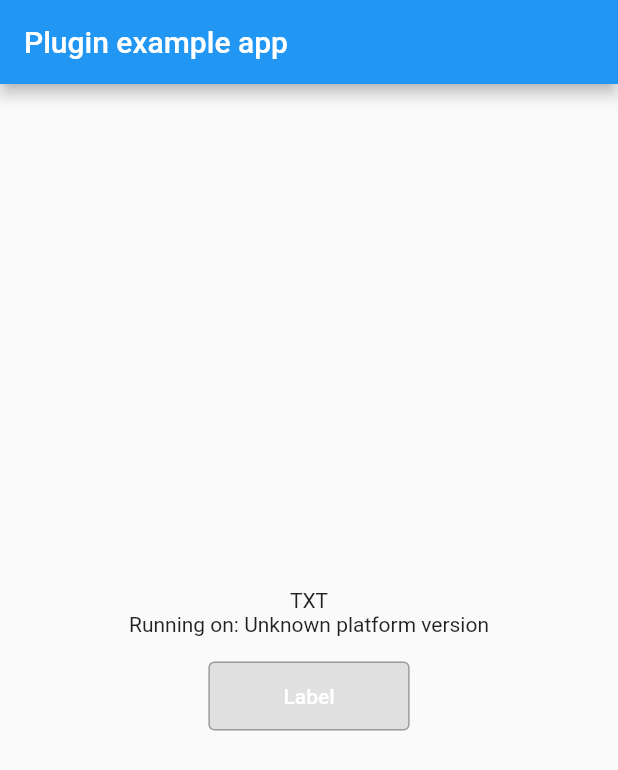
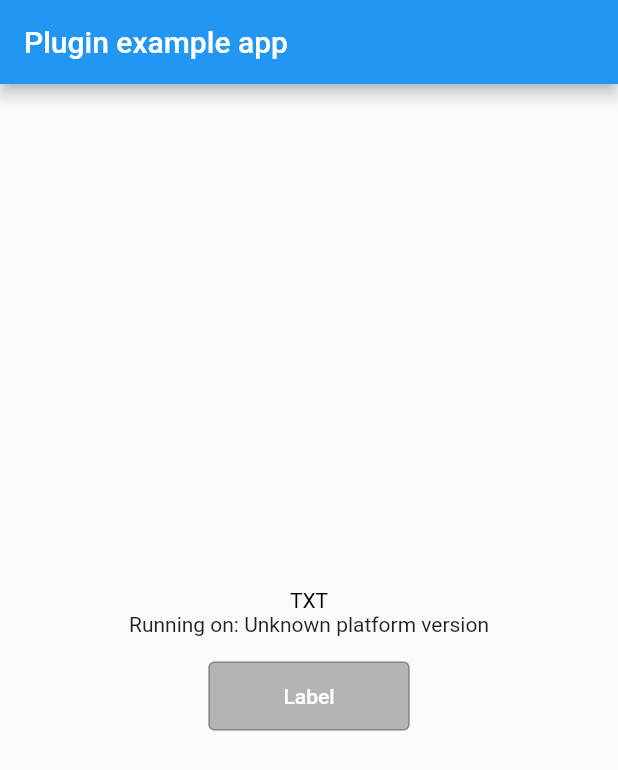
Before and after one commit to AkitoYamashita/stra, a Flutter app: the screen it shows after launch, on a phone screen of 412 x 824 dp. Shown: the top 770 px of the screen. Run offline on Flutter 3.47's test engine with Material 2 defaults, Android fonts, the phone set to English and light mode, and no system bars; our stand-ins replace flutter_svg, font_awesome_flutter, plugin_platform_interface, yaml; missing offline and left inert: dart:html.

Commit message:
style color update

```diff
--- a/lib/widgets/btn.dart
+++ b/lib/widgets/btn.dart
@@ -68,10 +68,10 @@ class Btn extends StatelessWidget {
               padding: padding,
               minimumSize: minimumSize,
               side: const BorderSide(
-                color: Colors.grey,
+                color: Colors.black26,
               ),
               shadowColor: Colors.transparent,
-              backgroundColor: const Color.fromARGB(255, 224, 224, 224),
+              backgroundColor: const Color.fromARGB(255, 180, 180, 180),
             ),
         onPressed: onPressed,
         child: child ?? Text(label),
--- a/lib/widgets/col.dart
+++ b/lib/widgets/col.dart
@@ -13,7 +13,7 @@ class Col extends StatelessWidget {
     MainAxisAlignment? mainAxisAlignment,
     CrossAxisAlignment? crossAxisAlignment,
   })  : backgroundColor =
-            backgroundColor ?? const Color.fromARGB(255, 224, 224, 224),
+            backgroundColor ?? const Color.fromARGB(255, 180, 180, 180),
         mainAxisSize = mainAxisSize ?? MainAxisSize.max,
         mainAxisAlignment = mainAxisAlignment ?? MainAxisAlignment.start,
         crossAxisAlignment = crossAxisAlignment ?? CrossAxisAlignment.center,
@@ -40,7 +40,7 @@ class Col extends StatelessWidget {
       padding: const EdgeInsets.all(2),
       decoration: BoxDecoration(
         border: Border.all(
-          color: Colors.grey,
+          color: Colors.black26,
         ),
         color: backgroundColor,
       ),
--- a/lib/widgets/txt.dart
+++ b/lib/widgets/txt.dart
@@ -16,7 +16,7 @@ class Txt extends StatelessWidget {
   @override
   Widget build(BuildContext context) {
     final style = TextStyle(
-      color: color,
+      color: color == null ? Colors.black : color!,
       fontSize: fontSize,
     );
     return Text(
--- a/lib/widgets/view.dart
+++ b/lib/widgets/view.dart
@@ -18,7 +18,8 @@ class View extends StatelessWidget {
     MainAxisAlignment? mainAxisAlignment,
     CrossAxisAlignment? crossAxisAlignment,
   })  : appBarDisable = appBarDisable ?? false,
-        backgroundColor = backgroundColor ?? Colors.white,
+        backgroundColor =
+            backgroundColor ?? const Color.fromARGB(255, 180, 180, 180),
         widgetWrapperCallback = widgetWrapperCallback ?? _widgetWrapperCallback,
         widgetCallback = widgetCallback ?? _widgetCallback,
         mainAxisSize = mainAxisSize ?? MainAxisSize.max,
@@ -40,7 +41,7 @@ class View extends StatelessWidget {
       padding: const EdgeInsets.all(5),
       decoration: BoxDecoration(
         border: Border.all(
-          color: Colors.grey,
+          color: Colors.red,
         ),
         color: Colors.transparent,
       ),
```
